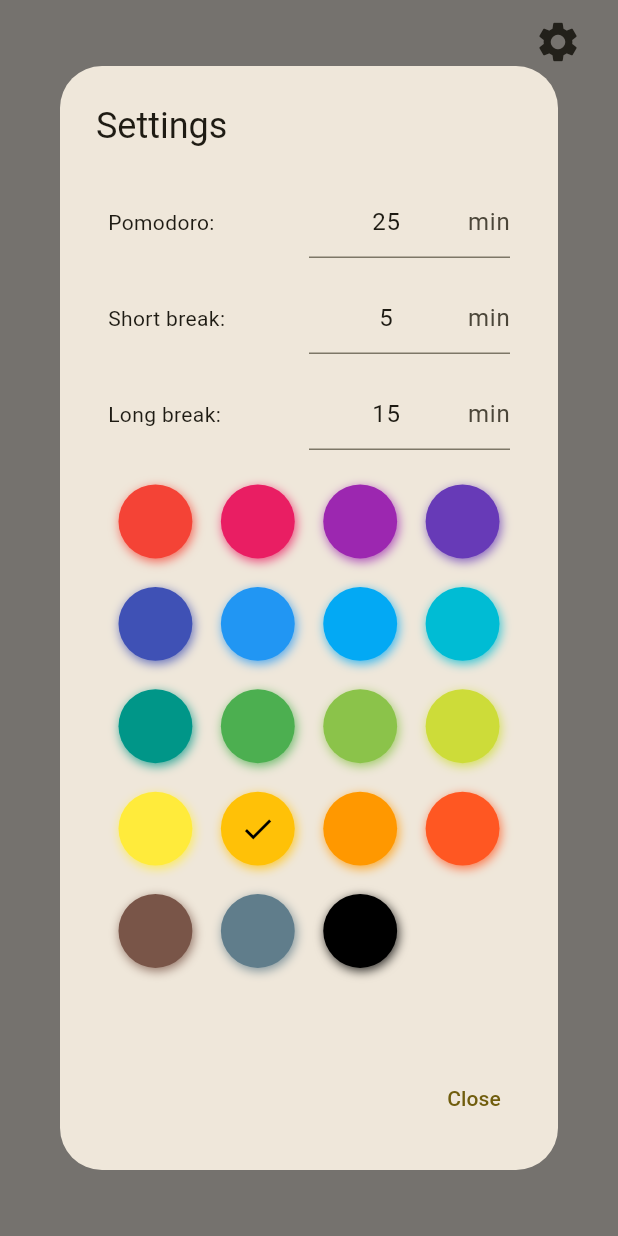
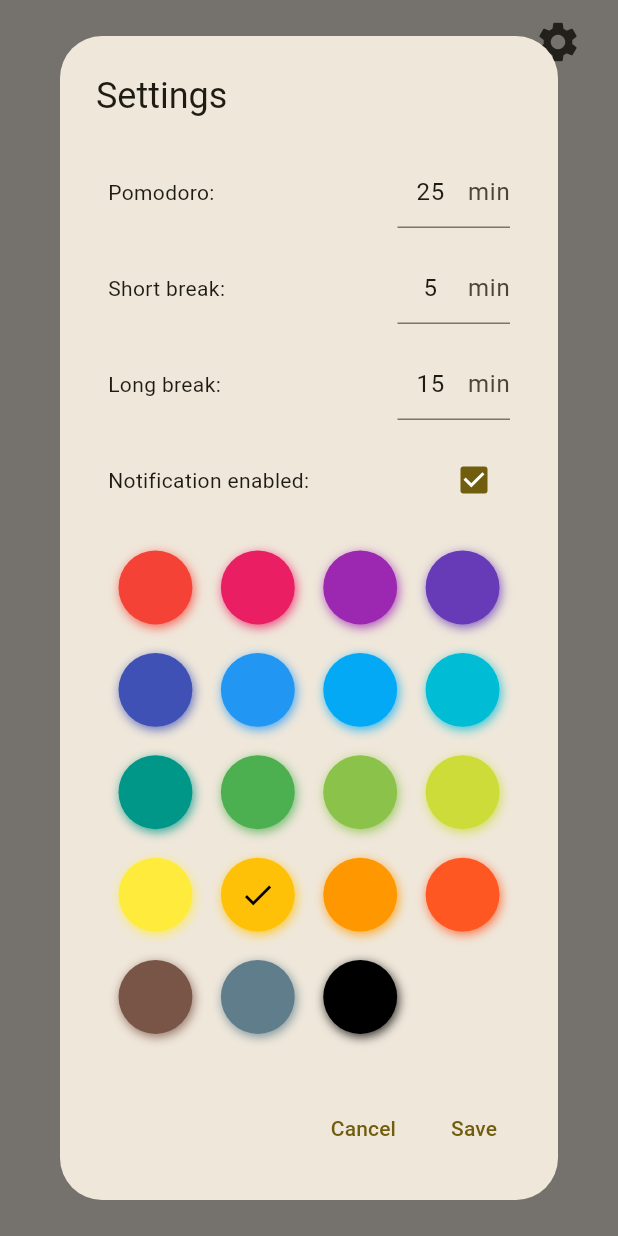
Before and after one commit to SamyrOR/pomo_tempus, a Flutter app: the screen it shows after launch, after a tap on the "settings" icon, on a phone screen of 412 x 824 dp. Run offline on Flutter 3.47's test engine with Material 3 defaults, Android fonts, the light colour scheme and no system bars; drawn by our look-alikes of flutter_colorpicker; our stand-ins replace go_router; missing offline and left inert: windows_notification.

Commit message:
feat: added new flag and refactor settings visual

```diff
--- a/lib/ui/home/widgets/home_page.dart
+++ b/lib/ui/home/widgets/home_page.dart
@@ -24,7 +24,7 @@ class _HomePageState extends State<HomePage> {
               icon: Icon(Icons.settings),
               iconSize: 32,
               onPressed: () {
-                _configBuilder(context);
+                _configBuilder(context, widget.viewModel);
               },
             ),
           ),
@@ -83,7 +83,7 @@ class _HomePageState extends State<HomePage> {
   }
 }
 
-Future<void> _configBuilder(BuildContext context) {
+Future<void> _configBuilder(BuildContext context, HomeViewModel viewModel) {
   return showDialog(
     context: context,
     builder: (BuildContext context) {
@@ -96,14 +96,11 @@ Future<void> _configBuilder(BuildContext context) {
               mainAxisAlignment: MainAxisAlignment.start,
               children: [
                 Row(
+                  mainAxisAlignment: MainAxisAlignment.spaceBetween,
                   children: [
-                    Expanded(
-                      child: Align(
-                        alignment: Alignment.bottomLeft,
-                        child: Text("Pomodoro:"),
-                      ),
-                    ),
-                    Expanded(
+                    Text("Pomodoro:"),
+                    SizedBox(
+                      width: 75,
                       child: TextFormField(
                         initialValue: "25",
                         textAlign: TextAlign.center,
@@ -117,9 +114,12 @@ Future<void> _configBuilder(BuildContext context) {
                 ),
                 SizedBox(height: 16),
                 Row(
+                  mainAxisAlignment: MainAxisAlignment.spaceBetween,
+
                   children: [
-                    Expanded(child: Text("Short break:")),
-                    Expanded(
+                    Text("Short break:"),
+                    SizedBox(
+                      width: 75,
                       child: TextFormField(
                         initialValue: "5",
                         textAlign: TextAlign.center,
@@ -133,9 +133,11 @@ Future<void> _configBuilder(BuildContext context) {
                 ),
                 SizedBox(height: 16),
                 Row(
+                  mainAxisAlignment: MainAxisAlignment.spaceBetween,
                   children: [
-                    Expanded(child: Text("Long break:")),
-                    Expanded(
+                    Text("Long break:"),
+                    SizedBox(
+                      width: 75,
                       child: TextFormField(
                         initialValue: "15",
                         textAlign: TextAlign.center,
@@ -144,6 +146,17 @@ Future<void> _configBuilder(BuildContext context) {
                           FilteringTextInputFormatter.digitsOnly,
                         ],
                       ),
+                    ),
+                  ],
+                ),
+                SizedBox(height: 16),
+                Row(
+                  mainAxisAlignment: MainAxisAlignment.spaceBetween,
+                  children: [
+                    Text("Notification enabled: "),
+                    Checkbox(
+                      value: viewModel.isNotificationEnabled,
+                      onChanged: (value) {},
                     ),
                   ],
                 ),
@@ -163,7 +176,13 @@ Future<void> _configBuilder(BuildContext context) {
             onPressed: () {
               Navigator.of(context).pop();
             },
-            child: Text("Close"),
+            child: Text("Cancel"),
+          ),
+          TextButton(
+            onPressed: () {
+              Navigator.of(context).pop();
+            },
+            child: Text("Save"),
           ),
         ],
       );
```
